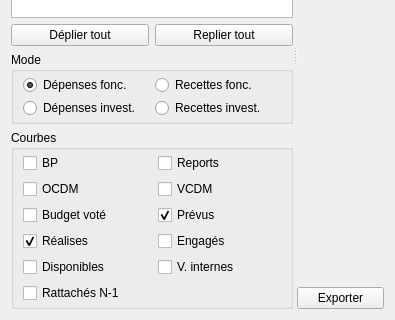
Old version of the form formreportinggraphics.ui in the repository GiPiLab/ProtonClassicSuite; both pictures show x 0 to 395 and y 210 to 530 of the 395 by 530 pixel window.
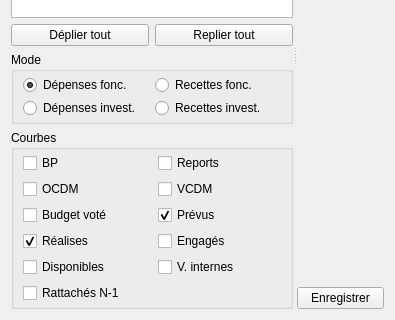
New version of the form. Icons and pictures are not drawn. Custom widgets are drawn as their Qt base class.

The edit to the form file:
```diff
--- a/formreportinggraphics.ui
+++ b/formreportinggraphics.ui
@@ -212,7 +212,7 @@
        <item>
         <widget class="QPushButton" name="pushButtonExportPlot">
          <property name="text">
-          <string>Exporter</string>
+          <string>Enregistrer</string>
          </property>
         </widget>
        </item>
```
